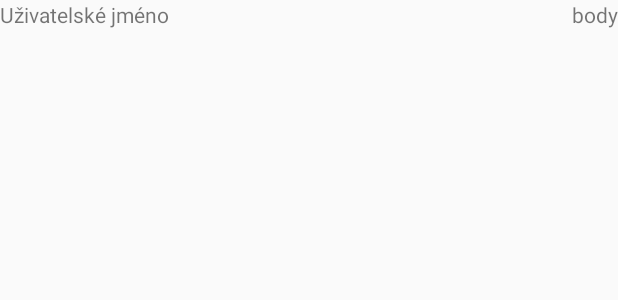
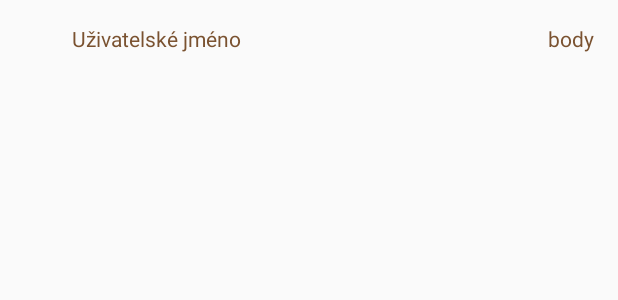
Before and after one commit to khanusova90/Fingerprint-game-android, an Android app: the layout item_ranking.xml on its own in the app's theme, with its tools: preview values and no code run, on a phone screen of 412 x 824 dp. Shown: the top 300 px of the screen. Run offline under Robolectric (Android 15) with nearby library versions, the phone set to English and light mode, and no system bars.

Commit message:
Fix ranking screen

```diff
--- a/app/build.gradle
+++ b/app/build.gradle
@@ -9,7 +9,7 @@ android {
         minSdkVersion 19
         targetSdkVersion 25
         versionCode 12
-        versionName "1.0.5-alfa"
+        versionName "1.0.6-alfa"
 //        versionName "develop"
         multiDexEnabled true
     }
--- a/app/src/main/java/cz/hanusova/fingerprint_game/scene/ranking/RankingActivity.java
+++ b/app/src/main/java/cz/hanusova/fingerprint_game/scene/ranking/RankingActivity.java
@@ -63,7 +63,9 @@ public class RankingActivity extends BaseActivity implements RankingActivityView
 
         @Override
         public Ranking getItem(int position) {
-            return presenter.getRankings().get(position);
+            Ranking ranking =  presenter.getRankings().get(position);
+            ranking.setRanking(position + 1);
+            return ranking;
         }
 
         @Override
--- a/app/src/main/java/cz/hanusova/fingerprint_game/scene/ranking/RankingActivityPresenterImpl.java
+++ b/app/src/main/java/cz/hanusova/fingerprint_game/scene/ranking/RankingActivityPresenterImpl.java
@@ -57,7 +57,7 @@ public class RankingActivityPresenterImpl implements RankingActivityPresenter {
         Collections.sort(rankings, new Comparator<Ranking>() {
             @Override
             public int compare(Ranking o1, Ranking o2) {
-                return o1.getXp() - o2.getXp();
+                return o2.getXp() - o1.getXp();
             }
         });
     }
--- a/app/src/main/res/layout/item_ranking.xml
+++ b/app/src/main/res/layout/item_ranking.xml
@@ -4,17 +4,29 @@
     android:layout_height="match_parent">
 
     <TextView
+        android:id="@+id/ranking_number"
+        android:layout_width="wrap_content"
+        android:layout_height="wrap_content"
+        android:textColor="@color/colorAccent"
+        android:layout_margin="@dimen/text_margin"/>
+
+    <TextView
         android:id="@+id/ranking_user"
         android:layout_width="wrap_content"
         android:layout_height="wrap_content"
-        android:text="@string/username"/>
+        android:text="@string/username"
+        android:textColor="@color/colorAccent"
+        android:layout_margin="@dimen/text_margin"
+        android:layout_toEndOf="@id/ranking_number"/>
 
     <TextView
         android:id="@+id/ranking_xp"
         android:layout_width="wrap_content"
         android:layout_height="wrap_content"
         android:layout_alignParentEnd="true"
-        android:text="body"/>
+        android:text="body"
+        android:textColor="@color/colorAccent"
+        android:layout_margin="@dimen/text_margin"/>
 
 
 
--- a/app/src/main/res/layout/map.xml
+++ b/app/src/main/res/layout/map.xml
@@ -13,7 +13,8 @@
         android:layout_width="match_parent"
         android:layout_height="match_parent"
         android:scaleType="fitXY"
-        android:src="@drawable/map_layer_list" />
+        android:src="@drawable/map_layer_list"
+        android:layout_centerInParent="true"/>
 
 
     <com.github.clans.fab.FloatingActionMenu
```
Also changed, not shown: app/src/main/AndroidManifest.xml (+0 -13 lines), app/src/main/java/cz/hanusova/fingerprint_game/model/Ranking.java (+9 -0 lines), app/src/main/java/cz/hanusova/fingerprint_game/scene/ranking/view/RankingItemView.java (+10 -3 lines), app/src/main/res/layout/activity_ranking.xml (+7 -8 lines).
